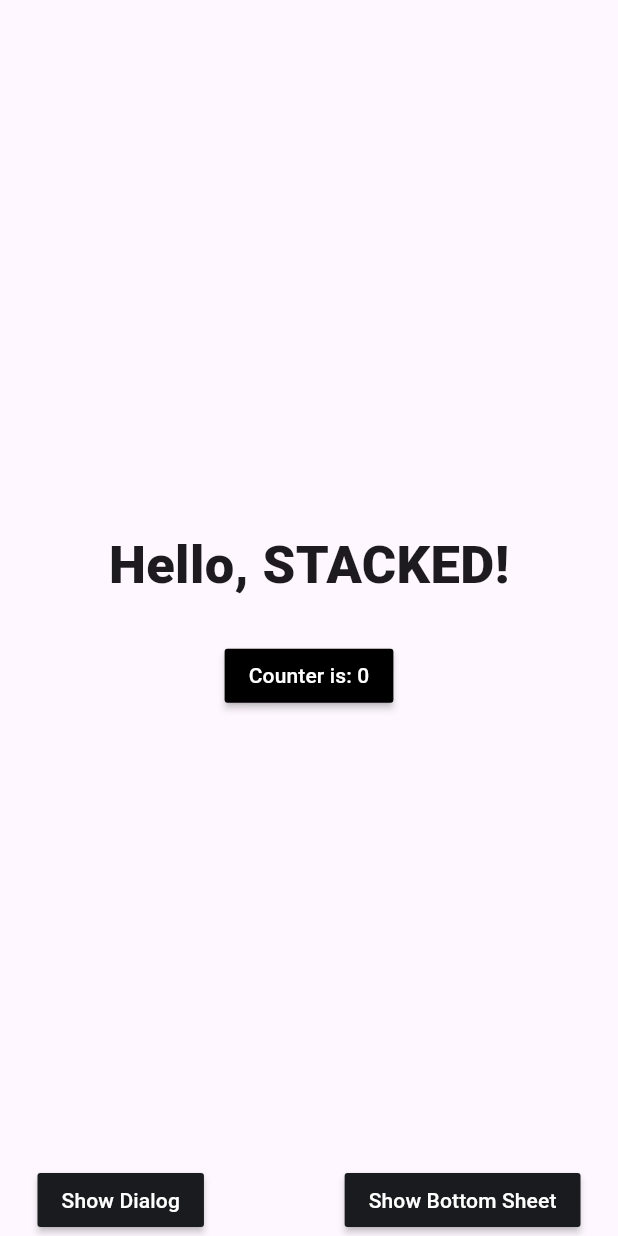
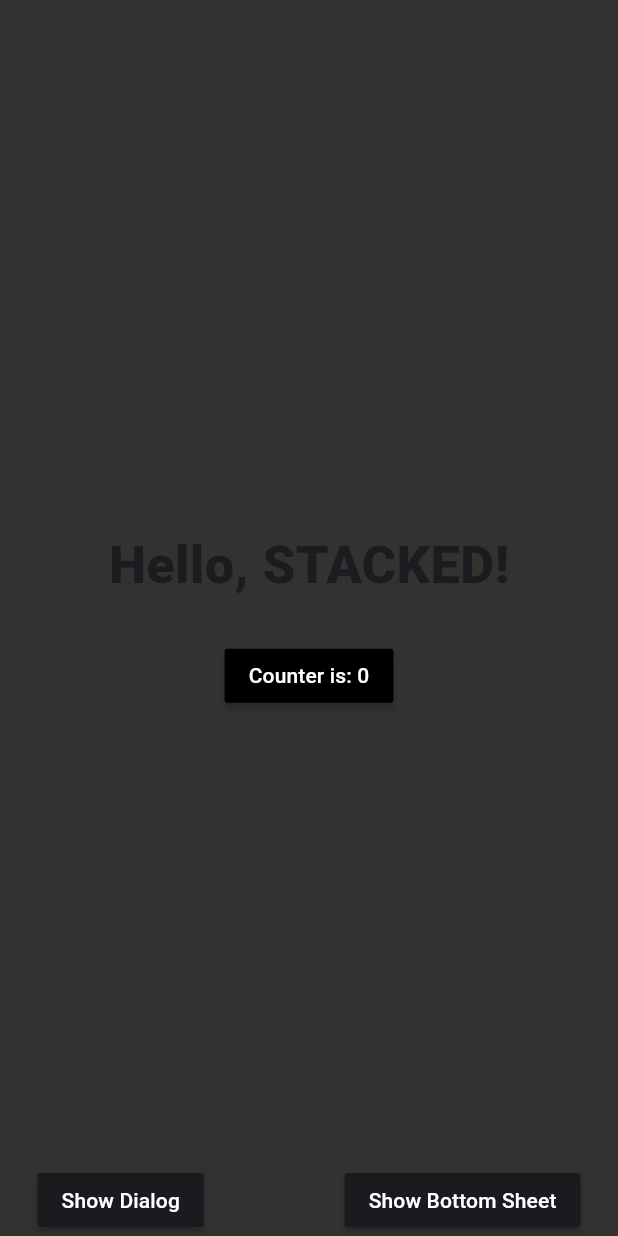
Before and after one commit to Nathaniel-Akubuo/chess_app, a Flutter app: the screen it shows after launch, on a phone screen of 412 x 824 dp. Run offline on Flutter 3.47's test engine with Material 3 defaults, Android fonts, the phone set to English and light mode, and no system bars; our stand-ins replace stacked, stacked_services, stacked_shared.

Commit message:
initial colours

```diff
--- a/lib/main.dart
+++ b/lib/main.dart
@@ -1,3 +1,4 @@
+import 'package:chess_app/ui/common/app_colors.dart';
 import 'package:flutter/material.dart';
 import 'package:chess_app/app/app.bottomsheets.dart';
 import 'package:chess_app/app/app.dialogs.dart';
@@ -19,7 +20,12 @@ class MainApp extends StatelessWidget {
   @override
   Widget build(BuildContext context) {
     return MaterialApp(
+      debugShowCheckedModeBanner: false,
       initialRoute: Routes.startupView,
+      theme: ThemeData(
+        appBarTheme: const AppBarTheme(color: k343230),
+        scaffoldBackgroundColor: k343230,
+      ),
       onGenerateRoute: StackedRouter().onGenerateRoute,
       navigatorKey: StackedService.navigatorKey,
       navigatorObservers: [StackedService.routeObserver],
--- a/lib/ui/common/app_colors.dart
+++ b/lib/ui/common/app_colors.dart
@@ -7,3 +7,8 @@ const Color kcMediumGrey = Color(0xFF474A54);
 const Color kcLightGrey = Color.fromARGB(255, 187, 187, 187);
 const Color kcVeryLightGrey = Color(0xFFE3E3E3);
 const Color kcBackgroundColor = kcDarkGreyColor;
+
+const Color kTextColor = kFDFDFD;
+
+const Color k343230 = Color(0xFF343230);
+const Color kFDFDFD = Color(0xFFFDFDFD);
```
